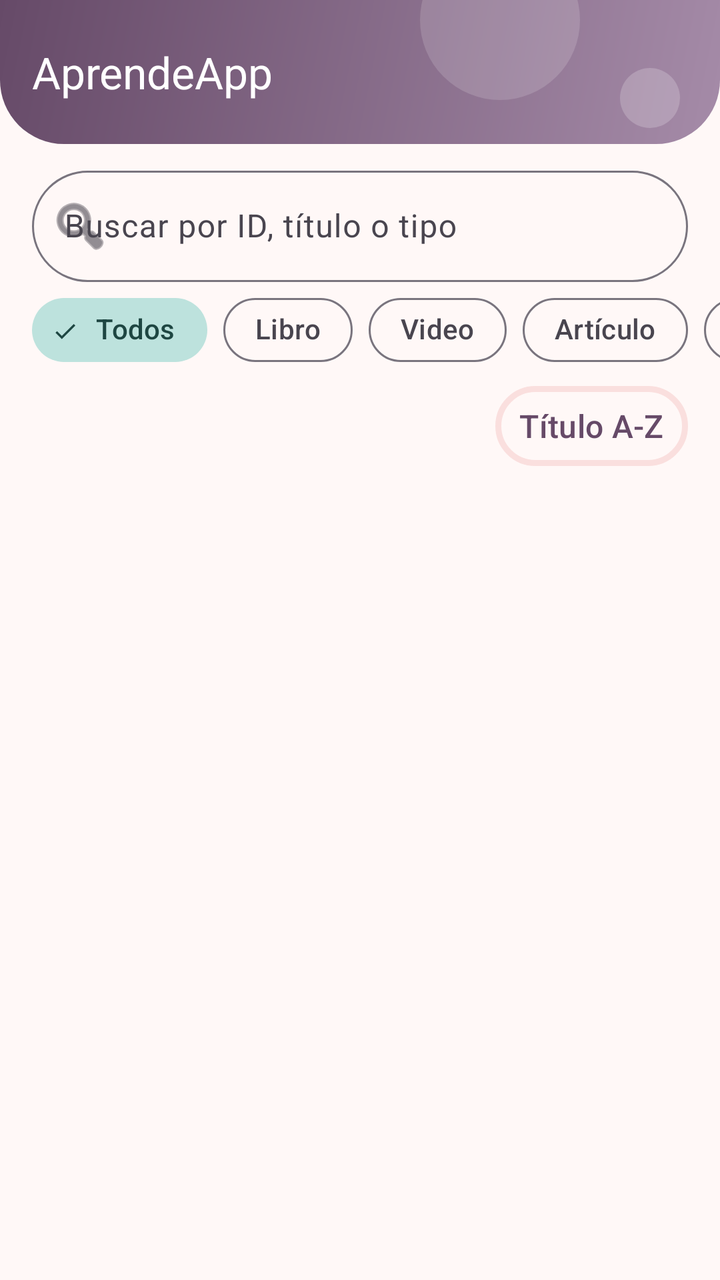
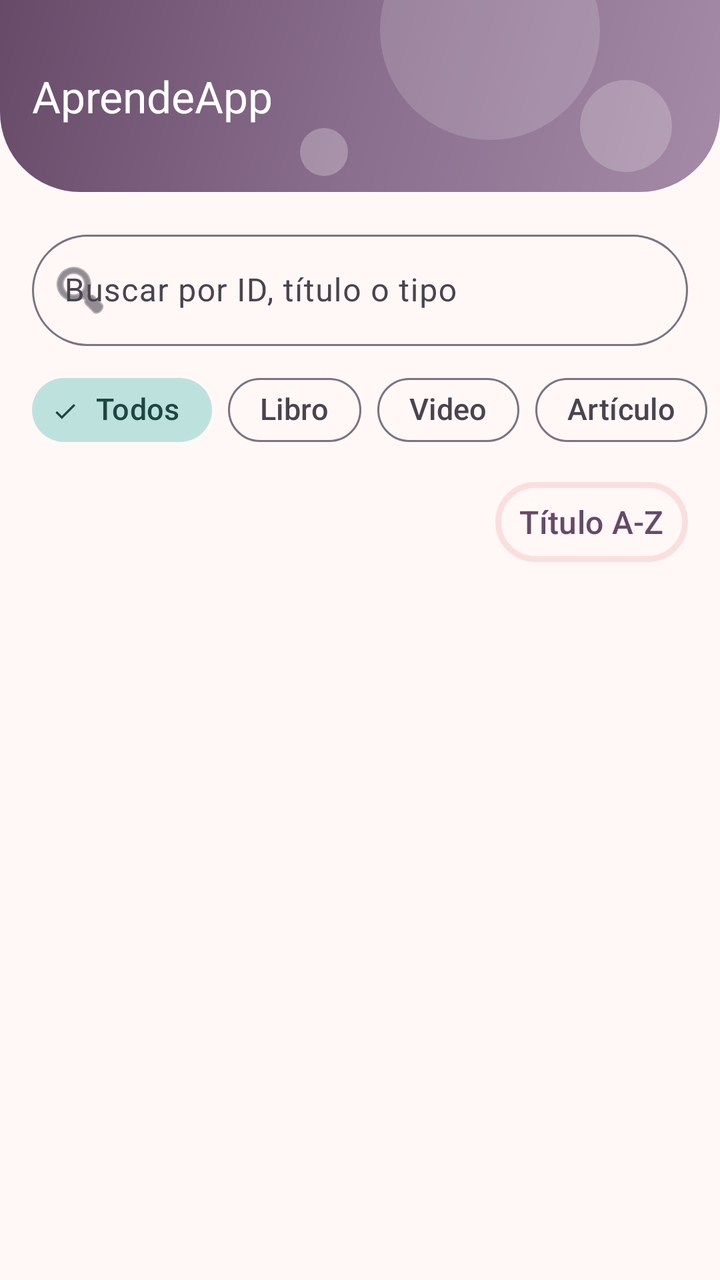

The first picture is an Android layout as it rendered before a commit; the second is the same layout after the commit. The layout source and the unified diff follow.
<!-- AndroidManifest.xml: application theme Theme.RecursosDeAprendizaje -->
<!-- res/layout/activity_main.xml -->
<?xml version="1.0" encoding="utf-8"?>
<LinearLayout xmlns:android="http://schemas.android.com/apk/res/android"
    xmlns:app="http://schemas.android.com/apk/res-auto"
    android:id="@+id/main"
    android:layout_width="match_parent"
    android:layout_height="match_parent"
    android:orientation="vertical">

    <com.google.android.material.appbar.MaterialToolbar
        android:background="@drawable/bg_toolbar"
        android:theme="@style/ThemeOverlay.App.Toolbar"
        app:titleTextColor="@color/white"
        app:subtitleTextColor="@color/white"
        android:id="@+id/toolbar"
        android:layout_width="match_parent"
        android:layout_height="72dp"
        app:title="@string/app_name" />

    <com.google.android.material.textfield.TextInputLayout
        android:id="@+id/tilBuscar"
        style="@style/Widget.App.TextInput"
        android:layout_width="match_parent"
        android:layout_height="wrap_content"
        android:layout_marginHorizontal="16dp"
        android:layout_marginTop="8dp"
        android:hint="@string/lista_buscar"
        app:endIconMode="clear_text"
        app:startIconDrawable="@android:drawable/ic_menu_search">

        <com.google.android.material.textfield.TextInputEditText
            android:id="@+id/etBuscar"
            android:layout_width="match_parent"
            android:layout_height="wrap_content"
            android:imeOptions="actionSearch"
            android:inputType="text"
            android:maxLines="1" />
    </com.google.android.material.textfield.TextInputLayout>

    <HorizontalScrollView
        android:layout_width="match_parent"
        android:layout_height="wrap_content"
        android:clipToPadding="false"
        android:paddingHorizontal="16dp"
        android:scrollbars="none">

        <com.google.android.material.chip.ChipGroup
            android:id="@+id/chipGroup"
            android:layout_width="wrap_content"
            android:layout_height="wrap_content"
            app:selectionRequired="true"
            app:singleLine="true"
            app:singleSelection="true">

            <com.google.android.material.chip.Chip
                android:id="@+id/chipTodos"
                style="@style/Widget.App.Chip"
                android:layout_width="wrap_content"
                android:layout_height="wrap_content"
                android:checked="true"
                android:text="@string/filtro_todos" />

            <com.google.android.material.chip.Chip
                android:id="@+id/chipLibro"
                style="@style/Widget.App.Chip"
                android:layout_width="wrap_content"
                android:layout_height="wrap_content"
                android:text="@string/tipo_libro" />

            <com.google.android.material.chip.Chip
                android:id="@+id/chipVideo"
                style="@style/Widget.App.Chip"
                android:layout_width="wrap_content"
                android:layout_height="wrap_content"
                android:text="@string/tipo_video" />

            <com.google.android.material.chip.Chip
                android:id="@+id/chipArticulo"
                style="@style/Widget.App.Chip"
                android:layout_width="wrap_content"
                android:layout_height="wrap_content"
                android:text="@string/tipo_articulo" />
        
            <com.google.android.material.chip.Chip
                android:id="@+id/chipFavoritos"
                style="@style/Widget.App.Chip"
                android:layout_width="wrap_content"
                android:layout_height="wrap_content"
                android:text="@string/filtro_favoritos" />
        </com.google.android.material.chip.ChipGroup>
    </HorizontalScrollView>

    <LinearLayout
        android:layout_width="match_parent"
        android:layout_height="wrap_content"
        android:gravity="center_vertical"
        android:orientation="horizontal"
        android:paddingHorizontal="16dp">

        <TextView
            android:id="@+id/tvContador"
            android:layout_width="0dp"
            android:layout_height="wrap_content"
            android:layout_weight="1"
            android:textAppearance="?attr/textAppearanceBodyMedium" />

        <com.google.android.material.button.MaterialButton
            android:id="@+id/btnOrden"
            style="@style/Widget.App.Button.Text"
            android:layout_width="wrap_content"
            android:layout_height="wrap_content"
            android:text="@string/orden_az" />
    </LinearLayout>

    <FrameLayout
        android:layout_width="match_parent"
        android:layout_height="0dp"
        android:layout_weight="1">

        <androidx.recyclerview.widget.RecyclerView
            android:id="@+id/rvRecursos"
            android:layout_width="match_parent"
            android:layout_height="match_parent"
            android:clipToPadding="false"
            android:paddingBottom="16dp" />

        <com.google.android.material.progressindicator.CircularProgressIndicator
            android:id="@+id/progress"
            android:layout_width="wrap_content"
            android:layout_height="wrap_content"
            android:layout_gravity="center"
            android:indeterminate="true"
            android:visibility="gone" />

        <LinearLayout
            android:id="@+id/layoutMensaje"
            android:layout_width="wrap_content"
            android:layout_height="wrap_content"
            android:layout_gravity="center"
            android:gravity="center_horizontal"
            android:orientation="vertical"
            android:padding="24dp"
            android:visibility="gone">

            <TextView
                android:id="@+id/tvMensaje"
                android:layout_width="wrap_content"
                android:layout_height="wrap_content"
                android:gravity="center"
                android:textAppearance="?attr/textAppearanceBodyLarge" />

            <com.google.android.material.button.MaterialButton
                android:id="@+id/btnReintentar"
                android:layout_width="wrap_content"
                android:layout_height="wrap_content"
                android:layout_marginTop="12dp"
                android:text="@string/lista_reintentar"
                android:visibility="gone" />
        </LinearLayout>
    </FrameLayout>
</LinearLayout>
<!-- resources referenced by this layout -->
<resources>
  <color name="white">#FFFFFFFF</color>
  <!-- drawable bg_toolbar (drawable) -->
  <?xml version="1.0" encoding="utf-8"?>
  <layer-list xmlns:android="http://schemas.android.com/apk/res/android">
      <item>
          <shape android:shape="rectangle">
              <gradient
                  android:angle="135"
                  android:endColor="@color/degradado_fin"
                  android:startColor="@color/degradado_inicio" />
              <corners
                  android:bottomLeftRadius="32dp"
                  android:bottomRightRadius="32dp" />
          </shape>
      </item>
      <item
          android:width="80dp"
          android:height="80dp"
          android:gravity="top|end"
          android:right="70dp"
          android:top="-30dp">
          <shape android:shape="oval">
              <solid android:color="#26FFFFFF" />
          </shape>
      </item>
      <item
          android:width="30dp"
          android:height="30dp"
          android:bottom="8dp"
          android:gravity="bottom|end"
          android:right="20dp">
          <shape android:shape="oval">
              <solid android:color="#33FFFFFF" />
          </shape>
      </item>
  </layer-list>
  <string name="app_name">AprendeApp</string>
  <string name="filtro_favoritos">Favoritos</string>
  <string name="filtro_todos">Todos</string>
  <string name="lista_buscar">Buscar por ID, título o tipo</string>
  <string name="lista_reintentar">Reintentar</string>
  <string name="orden_az">Título A-Z</string>
  <string name="tipo_articulo">Artículo</string>
  <string name="tipo_libro">Libro</string>
  <string name="tipo_video">Video</string>
  <style name="ThemeOverlay.App.Toolbar" parent="">
          <item name="colorControlNormal">@color/white</item>
      </style>
  <style name="Widget.App.Button.Text" parent="Widget.Material3.Button.TextButton">
          <item name="cornerRadius">40dp</item>
          <item name="android:textAllCaps">false</item>
          <item name="android:fontFamily">sans-serif-medium</item>
      </style>
  <style name="Widget.App.Chip" parent="Widget.Material3.Chip.Filter">
          <item name="shapeAppearance">@style/ShapeAppearance.App.Pill</item>
          <item name="android:fontFamily">sans-serif-medium</item>
      </style>
  <style name="Widget.App.TextInput" parent="Widget.Material3.TextInputLayout.OutlinedBox">
          <item name="boxCornerRadiusTopStart">28dp</item>
          <item name="boxCornerRadiusTopEnd">28dp</item>
          <item name="boxCornerRadiusBottomStart">28dp</item>
          <item name="boxCornerRadiusBottomEnd">28dp</item>
      </style>
  <style name="Theme.RecursosDeAprendizaje" parent="Base.Theme.RecursosDeAprendizaje" />
  <color name="degradado_fin">#664A68</color>
  <color name="degradado_inicio">#A58BA8</color>
  <style name="ShapeAppearance.App.Pill" parent="">
          <item name="cornerFamily">rounded</item>
          <item name="cornerSize">50%</item>
      </style>
  <color name="morado_oscuro">#664A68</color>
  <color name="rosa_pastel">#FADFDE</color>
  <color name="teal_oscuro">#6BA39A</color>
  <color name="teal_pastel">#BDE2DD</color>
  <color name="rosa_medio">#F3B7B5</color>
  <color name="fondo_crema">#FFF8F7</color>
  <color name="texto_ciruela">#3D2B40</color>
  <color name="superficie_rosa">#FDEDEC</color>
  <style name="ShapeAppearance.App.Small" parent="ShapeAppearance.Material3.SmallComponent">
          <item name="cornerFamily">rounded</item>
          <item name="cornerSize">20dp</item>
      </style>
  <style name="ShapeAppearance.App.Medium" parent="ShapeAppearance.Material3.MediumComponent">
          <item name="cornerFamily">rounded</item>
          <item name="cornerSize">28dp</item>
      </style>
  <style name="ShapeAppearance.App.Large" parent="ShapeAppearance.Material3.LargeComponent">
          <item name="cornerFamily">rounded</item>
          <item name="cornerSize">32dp</item>
      </style>
  <!-- unchanged entries left out for length: 2 -->
</resources>

<!-- the commit's change to res/layout/activity_main.xml (unified diff, before → after) -->
@@ -13,7 +13,7 @@
         app:subtitleTextColor="@color/white"
         android:id="@+id/toolbar"
         android:layout_width="match_parent"
-        android:layout_height="72dp"
+        android:layout_height="96dp"
         app:title="@string/app_name" />
 
     <com.google.android.material.textfield.TextInputLayout
@@ -22,13 +22,14 @@
         android:layout_width="match_parent"
         android:layout_height="wrap_content"
         android:layout_marginHorizontal="16dp"
-        android:layout_marginTop="8dp"
+        android:layout_marginTop="16dp"
         android:hint="@string/lista_buscar"
         app:endIconMode="clear_text"
         app:startIconDrawable="@android:drawable/ic_menu_search">
 
         <com.google.android.material.textfield.TextInputEditText
             android:id="@+id/etBuscar"
+            android:textSize="16sp"
             android:layout_width="match_parent"
             android:layout_height="wrap_content"
             android:imeOptions="actionSearch"
@@ -41,6 +42,7 @@
         android:layout_height="wrap_content"
         android:clipToPadding="false"
         android:paddingHorizontal="16dp"
+        android:paddingVertical="8dp"
         android:scrollbars="none">
 
         <com.google.android.material.chip.ChipGroup
@@ -54,6 +56,7 @@
             <com.google.android.material.chip.Chip
                 android:id="@+id/chipTodos"
                 style="@style/Widget.App.Chip"
+                android:textSize="15sp"
                 android:layout_width="wrap_content"
                 android:layout_height="wrap_content"
                 android:checked="true"
@@ -62,6 +65,7 @@
             <com.google.android.material.chip.Chip
                 android:id="@+id/chipLibro"
                 style="@style/Widget.App.Chip"
+                android:textSize="15sp"
                 android:layout_width="wrap_content"
                 android:layout_height="wrap_content"
                 android:text="@string/tipo_libro" />
@@ -69,6 +73,7 @@
             <com.google.android.material.chip.Chip
                 android:id="@+id/chipVideo"
                 style="@style/Widget.App.Chip"
+                android:textSize="15sp"
                 android:layout_width="wrap_content"
                 android:layout_height="wrap_content"
                 android:text="@string/tipo_video" />
@@ -76,6 +81,7 @@
             <com.google.android.material.chip.Chip
                 android:id="@+id/chipArticulo"
                 style="@style/Widget.App.Chip"
+                android:textSize="15sp"
                 android:layout_width="wrap_content"
                 android:layout_height="wrap_content"
                 android:text="@string/tipo_articulo" />
@@ -83,6 +89,7 @@
             <com.google.android.material.chip.Chip
                 android:id="@+id/chipFavoritos"
                 style="@style/Widget.App.Chip"
+                android:textSize="15sp"
                 android:layout_width="wrap_content"
                 android:layout_height="wrap_content"
                 android:text="@string/filtro_favoritos" />
<!-- resource entries referenced after the edit -->
@@ -6,34 +6,19 @@
   <layer-list xmlns:android="http://schemas.android.com/apk/res/android">
       <item>
           <shape android:shape="rectangle">
-              <gradient
-                  android:angle="135"
-                  android:endColor="@color/degradado_fin"
-                  android:startColor="@color/degradado_inicio" />
-              <corners
-                  android:bottomLeftRadius="32dp"
-                  android:bottomRightRadius="32dp" />
+              <gradient android:angle="135"
+                  android:startColor="#A58BA8" android:centerColor="#8A6E8D" android:endColor="#664A68" />
+              <corners android:bottomLeftRadius="40dp" android:bottomRightRadius="40dp" />
           </shape>
       </item>
-      <item
-          android:width="80dp"
-          android:height="80dp"
-          android:gravity="top|end"
-          android:right="70dp"
-          android:top="-30dp">
-          <shape android:shape="oval">
-              <solid android:color="#26FFFFFF" />
-          </shape>
+      <item android:width="110dp" android:height="110dp" android:gravity="top|end" android:right="60dp" android:top="-40dp">
+          <shape android:shape="oval"><solid android:color="#26FFFFFF" /></shape>
       </item>
-      <item
-          android:width="30dp"
-          android:height="30dp"
-          android:bottom="8dp"
-          android:gravity="bottom|end"
-          android:right="20dp">
-          <shape android:shape="oval">
-              <solid android:color="#33FFFFFF" />
-          </shape>
+      <item android:width="46dp" android:height="46dp" android:gravity="bottom|end" android:right="24dp" android:bottom="10dp">
+          <shape android:shape="oval"><solid android:color="#33FFFFFF" /></shape>
+      </item>
+      <item android:width="24dp" android:height="24dp" android:gravity="bottom|start" android:left="150dp" android:bottom="8dp">
+          <shape android:shape="oval"><solid android:color="#40FFFFFF" /></shape>
       </item>
   </layer-list>
   <string name="app_name">AprendeApp</string>
@@ -64,8 +49,6 @@
           <item name="boxCornerRadiusBottomEnd">28dp</item>
       </style>
   <style name="Theme.RecursosDeAprendizaje" parent="Base.Theme.RecursosDeAprendizaje" />
-  <color name="degradado_fin">#664A68</color>
-  <color name="degradado_inicio">#A58BA8</color>
   <style name="ShapeAppearance.App.Pill" parent="">
           <item name="cornerFamily">rounded</item>
           <item name="cornerSize">50%</item>
